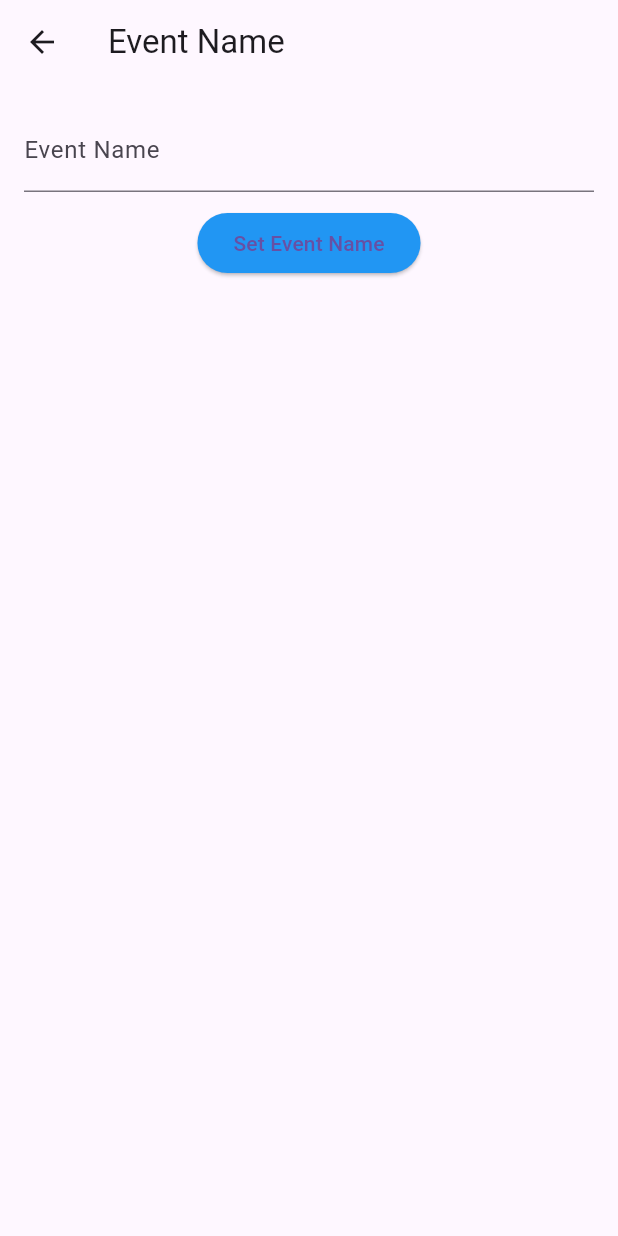
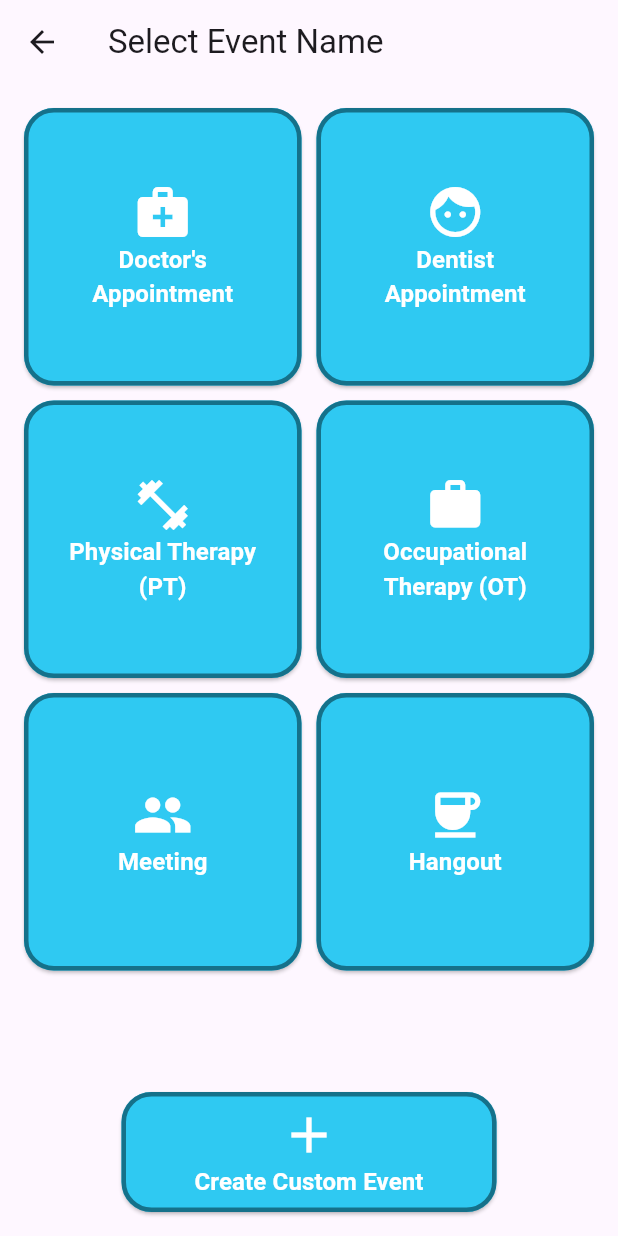
Before and after one commit to emmaframpton/Call-Companion, a Flutter app: the NewEventPage screen opened by its route, after a tap on "Event Name", on a phone screen of 412 x 824 dp. Run offline on Flutter 3.47's test engine with Material 3 defaults, Android fonts, the phone set to English and light mode, and no system bars.

Commit message:
added event cards

```diff
--- a/lib/eventname.dart
+++ b/lib/eventname.dart
@@ -1,5 +1,6 @@
 import 'package:flutter/material.dart';
 import 'main.dart';
+import 'createcustomevent.dart';
 
 class EventName extends StatefulWidget {
   final Function(String) updateEventNameCallback;
@@ -11,34 +12,147 @@ class EventName extends StatefulWidget {
 }
 
 class EventNameState extends State<EventName> {
-  final TextEditingController controller = TextEditingController();
-  String? location;
+  final List<String> eventNames = [
+    "Doctor's Appointment",
+    "Dentist Appointment",
+    "Physical Therapy (PT)",
+    "Occupational Therapy (OT)",
+    "Meeting",
+    "Hangout"
+  ];
+
+  final List<IconData> eventIcons = [
+    Icons.medical_services,
+    Icons.face,
+    Icons.fitness_center,
+    Icons.work,
+    Icons.group,
+    Icons.coffee,
+  ];
 
   @override
   Widget build(BuildContext context) {
+    double screenWidth = MediaQuery.of(context).size.width;
+    int numColumns = 2;
+    double fontSize = 18;
+
+    if (screenWidth < 300) {
+      numColumns = 1;
+      fontSize = 14;
+    } else if (screenWidth < 500) {
+      numColumns = 2;
+      fontSize = 16;
+    } else if (screenWidth < 650) {
+      numColumns = 3;
+      fontSize = 18;
+    } else if (screenWidth > 650) {
+      numColumns = 4;
+      fontSize = 20;
+    }
+
     return Scaffold(
-      appBar: AppBar(title: Text('Event Name')),
+      appBar: AppBar(title: Text('Select Event Name')),
       body: Padding(
         padding: const EdgeInsets.all(16.0),
         child: Column(
           children: [
-            TextField(
-              controller: controller,
-              decoration: InputDecoration(labelText: 'Event Name'),
+            Expanded(
+              child: GridView.builder(
+                gridDelegate: SliverGridDelegateWithFixedCrossAxisCount(
+                  crossAxisCount: numColumns,
+                  childAspectRatio: 1.0,
+                  crossAxisSpacing: 10,
+                  mainAxisSpacing: 10,
+                ),
+                itemCount: eventNames.length,
+                itemBuilder: (context, index) {
+                  return ElevatedButton(
+                    onPressed: () async {
+                      widget.updateEventNameCallback(eventNames[index]);
+                      Navigator.popUntil(context, (route) {
+                        return route.settings.name == '/newEventPage';
+                      });
+                    },
+                    style: ElevatedButton.styleFrom(
+                      backgroundColor: Color.fromARGB(255, 47, 201, 242),
+                      shape: RoundedRectangleBorder(
+                        borderRadius: BorderRadius.circular(20),
+                        side: const BorderSide(
+                          color: Color.fromARGB(255, 21, 113, 138),
+                          width: 3.0,
+                        ),
+                      ),
+                    ),
+                    child: Column(
+                      mainAxisAlignment: MainAxisAlignment.center,
+                      children: [
+                        Icon(
+                          eventIcons[index],
+                          size: 40,
+                          color: Colors.white,
+                        ),
+                        Text(
+                          eventNames[index],
+                          style: TextStyle(
+                            fontSize: fontSize,
+                            color: Colors.white,
+                            fontWeight: FontWeight.bold,
+                          ),
+                          textAlign: TextAlign.center,
+                        ),
+                      ],
+                    ),
+                  );
+                },
+              ),
             ),
-            SizedBox(height: 10),
             ElevatedButton(
+              onPressed: () async {
+                // Navigate to the custom event creation page
+                String customEventName = await Navigator.push(
+                  context,
+                  MaterialPageRoute(
+                    builder: (context) => CreateCustomEvent(),
+                  ),
+                );
+
+                if (customEventName.isNotEmpty) {
+                  widget.updateEventNameCallback(customEventName);
+                  Navigator.popUntil(context, (route) {
+                    return route.settings.name == '/newEventPage';
+                  });
+                }
+              },
               style: ElevatedButton.styleFrom(
-                backgroundColor: Colors.blue,
+                fixedSize: Size(250, 80),
+                backgroundColor: Color.fromARGB(255, 47, 201, 242),
+                shape: RoundedRectangleBorder(
+                  borderRadius: BorderRadius.circular(20),
+                  side: const BorderSide(
+                    color: Color.fromARGB(255, 21, 113, 138),
+                    width: 3.0,
+                  ),
+                ),
               ),
-              onPressed: () async {
-                widget.updateEventNameCallback(controller.text);
-
-                Navigator.popUntil(context, (route) {
-                  return route.settings.name == '/newEventPage';
-                });
-              },
-              child: Text('Set Event Name'),
+              child: Column(
+                mainAxisAlignment: MainAxisAlignment.center,
+                children: [
+                  Icon(
+                    Icons.add, // Icon for "Create Event"
+                    size: 40,
+                    color: Colors.white,
+                  ),
+                  Text(
+                    'Create Custom Event',
+                    style: TextStyle(
+                      fontSize: fontSize,
+                      color: Colors.white,
+                      fontWeight: FontWeight.bold,
+                    ),
+                    textAlign: TextAlign.center,
+                  ),
+                ],
+              ),
             ),
           ],
         ),
--- a/lib/main.dart
+++ b/lib/main.dart
@@ -392,11 +392,6 @@ class _NewEventPageState extends State<NewEventPage> {
         padding: const EdgeInsets.all(16.0),
         child: Column(
           children: [
-            TextField(
-              controller: controller,
-              decoration: InputDecoration(labelText: 'Event Name'),
-            ),
-            SizedBox(height: 20),
             Row(
               mainAxisAlignment: MainAxisAlignment.spaceEvenly,
               children: [
```
Also changed, not shown: lib/createcustomevent.dart (added, +48 -0 lines).
